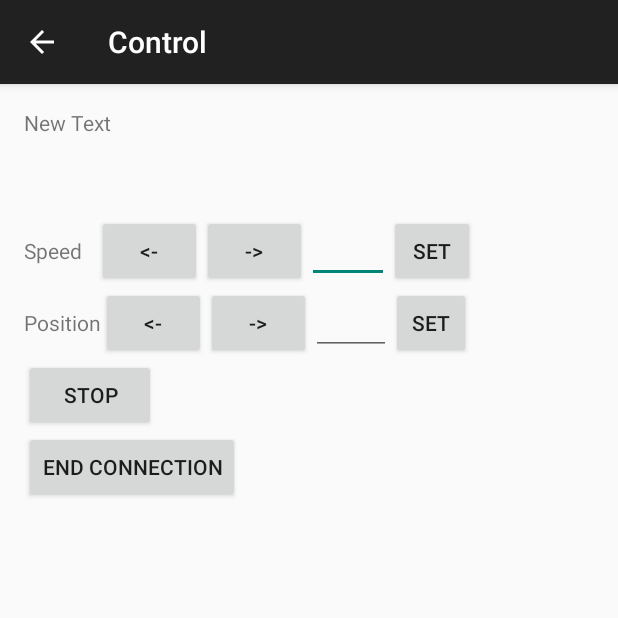
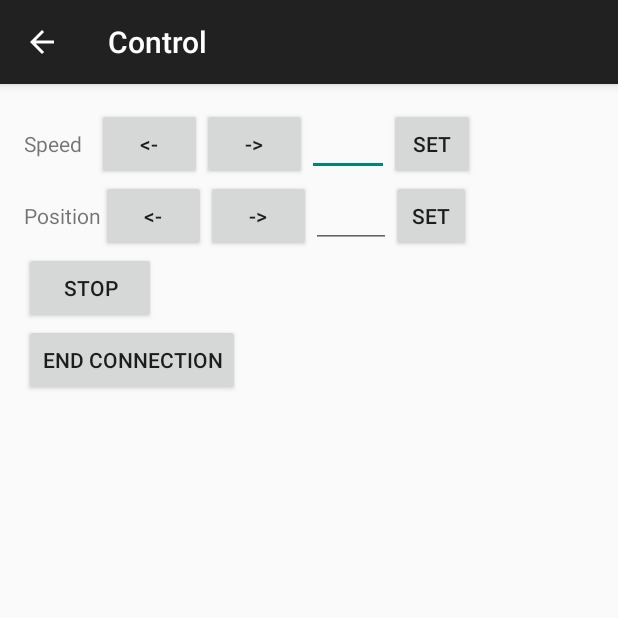
Before and after one commit to devinhaber/Faulhaber_BT_MotorApp, an Android app: the ControlActivity screen opened directly, with no data from a screen before it, on a phone screen of 412 x 824 dp, the top half of it. Run offline under Robolectric (Android 15) with nearby library versions, the phone set to English and light mode, and no system bars; 6 statements that could not run were skipped.

Commit message:
Minor Layout Changes

```diff
--- a/FaulhaberMotorController/app/src/main/res/layout/activity_control.xml
+++ b/FaulhaberMotorController/app/src/main/res/layout/activity_control.xml
@@ -15,12 +15,7 @@
         android:layout_alignParentStart="true"
         android:weightSum="1">
 
-        <TextView
-            android:layout_width="match_parent"
-            android:layout_height="wrap_content"
-            android:text="New Text"
-            android:id="@+id/motorname"
-            android:layout_weight="0.10" />
+
 
         <LinearLayout
             android:orientation="horizontal"
--- a/FaulhaberMotorController/app/src/main/res/layout/activity_main.xml
+++ b/FaulhaberMotorController/app/src/main/res/layout/activity_main.xml
@@ -13,8 +13,9 @@
     <Button
         android:layout_width="wrap_content"
         android:layout_height="wrap_content"
-        android:text="Proceed"
+        android:text="Begin"
         android:onClick="proceed"
+
         android:id="@+id/button2"
         android:layout_below="@+id/textView"
         android:layout_alignParentLeft="true"
--- a/FaulhaberMotorController/app/src/main/res/layout/basiclist.xml
+++ b/FaulhaberMotorController/app/src/main/res/layout/basiclist.xml
@@ -1,5 +1,5 @@
 <?xml version="1.0" encoding="utf-8"?>
 
 <TextView xmlns:android="http://schemas.android.com/apk/res/android"
-    android:layout_width="wrap_content" android:onClick="connect" android:layout_height="wrap_content" android:textSize="24pt">
+    android:layout_width="wrap_content" android:onClick="connect" android:layout_height="wrap_content" android:textSize="14pt">
 </TextView>
```
